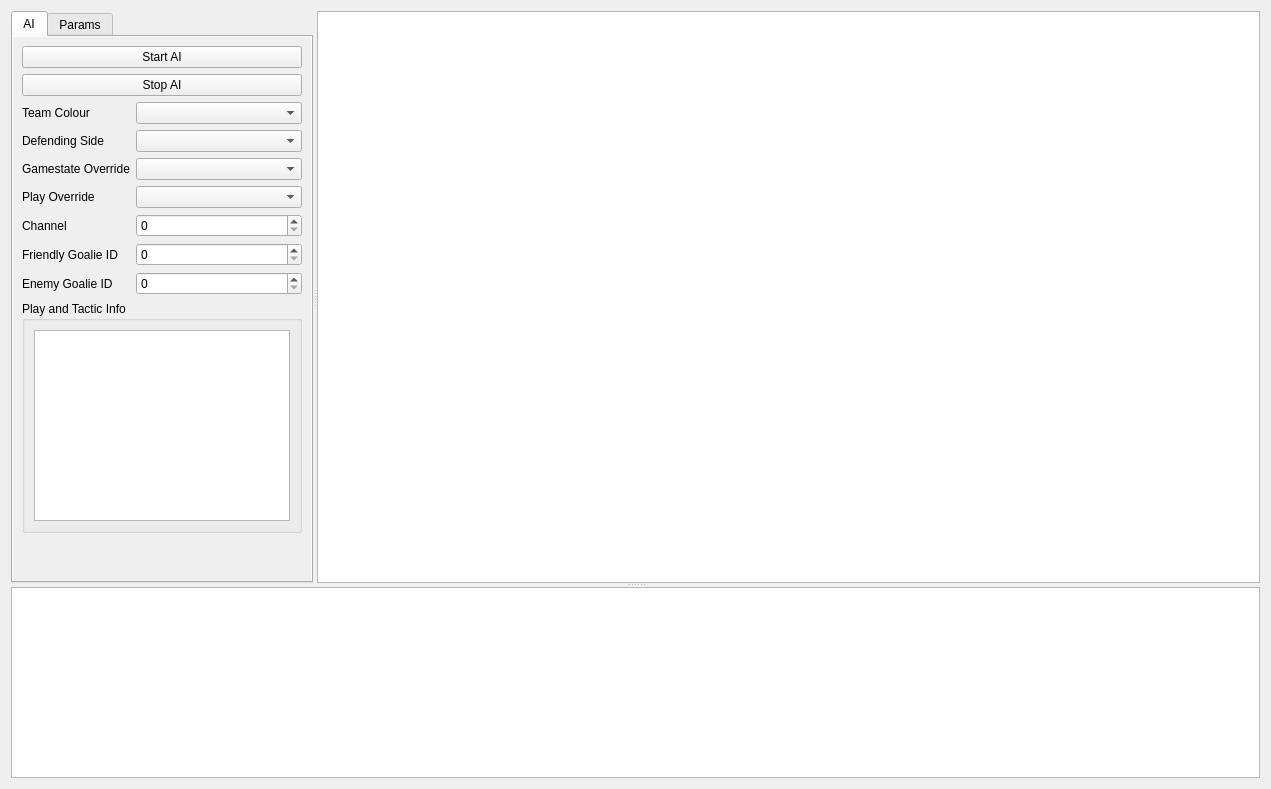
Qt form src/software/gui/full_system/ui/main_widget.ui (UBC-Thunderbots/Software) before a commit.
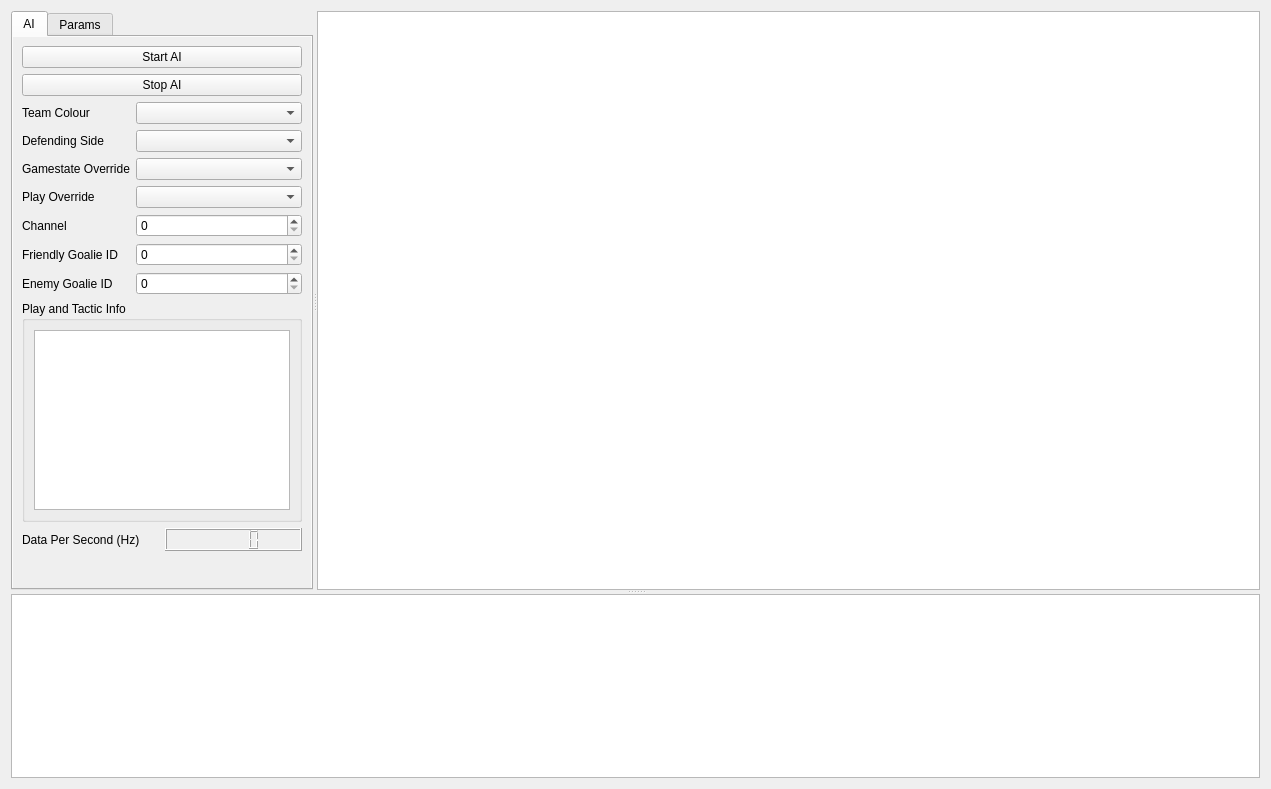
The same form after that commit. Custom widgets are drawn as their Qt base class.

What changed in the file:
```diff
--- a/src/software/gui/full_system/ui/main_widget.ui
+++ b/src/software/gui/full_system/ui/main_widget.ui
@@ -191,6 +191,20 @@
            </layout>
           </widget>
          </item>
+         <item>
+          <layout class="QHBoxLayout" name="data_per_second_layout">
+           <item>
+            <widget class="QLabel" name="data_per_second_hz_label">
+             <property name="text">
+              <string>Data Per Second (Hz)</string>
+             </property>
+            </widget>
+           </item>
+           <item>
+            <widget class="QLCDNumber" name="lcd_number"/>
+           </item>
+          </layout>
+         </item>
          <item>
           <spacer name="ai_tab_vertical_spacer">
            <property name="orientation">
```
